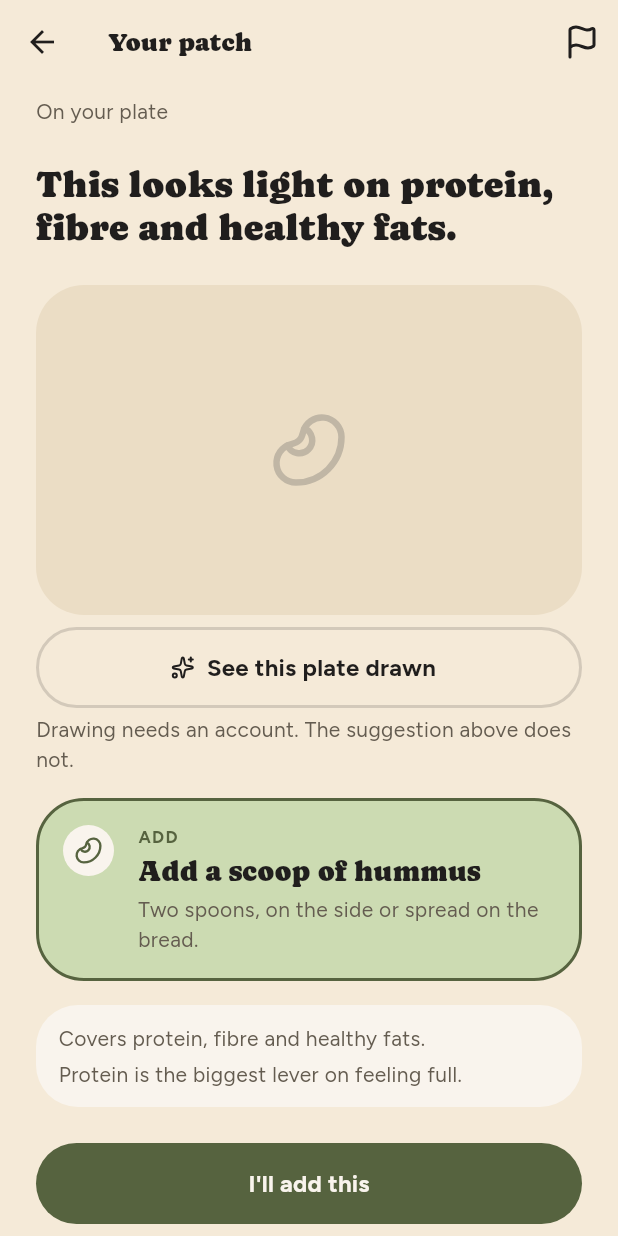
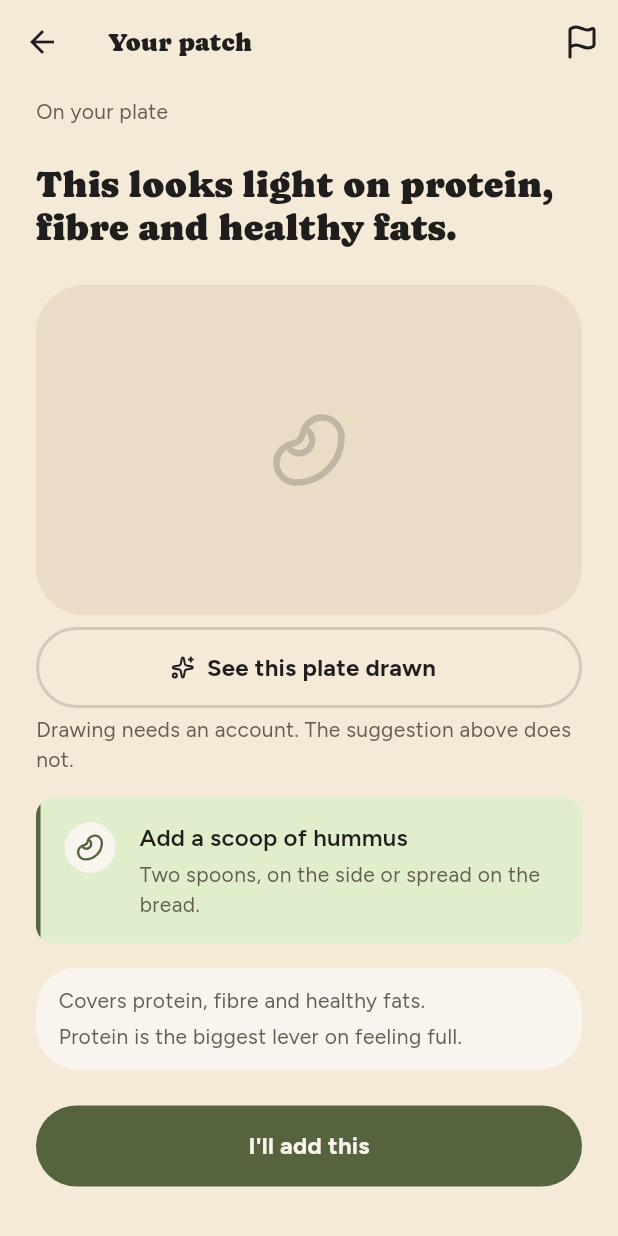
Before and after one commit to Ramy888/PlateApp, a Flutter app: the ResultScreen screen opened directly, on a phone screen of 412 x 824 dp. Run offline on Flutter 3.47's test engine with Material 3 defaults, Android fonts, the phone set to English and light mode, and no system bars; our stand-ins replace camera, flutter_riverpod, flutter_tts, google_sign_in, lucide_icons_flutter, package_info_plus and 1 more; missing offline and left inert: purchases_flutter, record; accounts and stored records are empty.

Commit message:
Mark the patch line instead of parking it on a slab
PatchHighlight wore the selected-card treatment — the full sage fill, a 2pt
sage edge, and the 32pt card radius — so the one sentence the whole app exists
to say arrived as a block of colour. It is now a soft wash at a 12pt radius
with a sage rule down the leading edge: still unmistakably the answer, no
longer shouting it.

The "ADD" label above the name is gone. Every addition in the catalogue is
already written as its own instruction, and seven of the thirty-one say Swap,
Drizzle, Sprinkle or Stir — so the label was redundant on twenty-four of them
and flatly contradicted the line beneath it on the rest ("ADD / Swap the white
rice for brown").

The name moves from the display face at 19 to the body face at 16 semibold.
These are sentences up to thirty-one characters, not headings, and Caprasimo
was never meant to carry a sentence.

The rule stretches with the copy via IntrinsicHeight — CrossAxisAlignment
alone cannot, since a Row is handed an unbounded height and has nothing to
stretch against.

The two tests that pinned the "ADD" label now assert the addition's own words
inside the widget, which is the thing worth protecting.

246 tests pass; analyzer clean.

Co-Authored-By: Claude Opus 5 (1M context) <noreply@anthropic.com>
Claude-Session: https://claude.ai/code/session_01VTEewAhGV2WpVMABzNmWUb

```diff
--- a/lib/ui/theme.dart
+++ b/lib/ui/theme.dart
@@ -67,6 +67,10 @@ const kRadius = 32.0;
 
 /// Insets, tiles, and the input field — one step tighter than a card.
 const kRadiusSmall = 28.0;
+
+/// A marked passage — the patch line. Tighter than a card on purpose: the
+/// mark is meant to sit inside the reading, not to float above it as a tile.
+const kRadiusMark = 12.0;
 
 /// Buttons, chips and tags are fully round, not merely rounded.
 const kPill = 999.0;
--- a/lib/ui/widgets/common.dart
+++ b/lib/ui/widgets/common.dart
@@ -29,8 +29,7 @@ class PlateCard extends StatelessWidget {
     required Widget child,
     EdgeInsets padding = const EdgeInsets.all(Space.md),
     VoidCallback? onTap,
-  }) =>
-      PlateCard(
+  }) => PlateCard(
     key: key,
     padding: padding,
     onTap: onTap,
@@ -45,8 +44,7 @@ class PlateCard extends StatelessWidget {
     required Widget child,
     EdgeInsets padding = const EdgeInsets.all(Space.md),
     VoidCallback? onTap,
-  }) =>
-      PlateCard(
+  }) => PlateCard(
     key: key,
     padding: padding,
     onTap: onTap,
@@ -60,8 +58,7 @@ class PlateCard extends StatelessWidget {
     Key? key,
     required Widget child,
     EdgeInsets padding = const EdgeInsets.all(Space.md),
-  }) =>
-      PlateCard(
+  }) => PlateCard(
     key: key,
     padding: padding,
     color: PlateColors.neutral100,
@@ -93,7 +90,12 @@ class PlateCard extends StatelessWidget {
 /// The small round glyph that leads a row. Always the same size, so rows line
 /// up down a list whatever they are about.
 class Lead extends StatelessWidget {
-  const Lead(this.icon, {super.key, this.tone = PlateColors.green, this.size = 19});
+  const Lead(
+    this.icon, {
+    super.key,
+    this.tone = PlateColors.green,
+    this.size = 19,
+  });
 
   final IconData icon;
   final Color tone;
@@ -182,11 +184,17 @@ class FoodTile extends StatelessWidget {
                         color: PlateColors.neutral100,
                         borderRadius: BorderRadius.circular(kRadius * 0.7),
                         border: Border.all(
-                          color: selected ? PlateColors.green : Colors.transparent,
+                          color: selected
+                              ? PlateColors.green
+                              : Colors.transparent,
                           width: 2,
                         ),
                       ),
-                      child: Icon(icon, size: 23, color: PlateColors.neutral400),
+                      child: Icon(
+                        icon,
+                        size: 23,
+                        color: PlateColors.neutral400,
+                      ),
                     ),
                     if (selected)
                       const Positioned(
@@ -235,7 +243,11 @@ class FoodTile extends StatelessWidget {
 }
 
 class _Badge extends StatelessWidget {
-  const _Badge({required this.icon, required this.background, required this.foreground});
+  const _Badge({
+    required this.icon,
+    required this.background,
+    required this.foreground,
+  });
 
   final IconData icon;
   final Color background;
@@ -296,7 +308,10 @@ class ChoiceRow extends StatelessWidget {
                   Text(title, style: Theme.of(context).textTheme.titleMedium),
                   if (subtitle != null) ...[
                     const SizedBox(height: 2),
-                    Text(subtitle!, style: Theme.of(context).textTheme.bodyMedium),
+                    Text(
+                      subtitle!,
+                      style: Theme.of(context).textTheme.bodyMedium,
+                    ),
                   ],
                 ],
               ),
@@ -305,7 +320,11 @@ class ChoiceRow extends StatelessWidget {
             if (showIndicator)
               Tick(on: selected)
             else
-              const Icon(LucideIcons.chevronRight, size: 20, color: PlateColors.inkSoft),
+              const Icon(
+                LucideIcons.chevronRight,
+                size: 20,
+                color: PlateColors.inkSoft,
+              ),
           ],
         ),
       ),
@@ -335,7 +354,11 @@ class Tick extends StatelessWidget {
         ),
       ),
       child: on
-          ? const Icon(LucideIcons.check, size: 15, color: PlateColors.neutral100)
+          ? const Icon(
+              LucideIcons.check,
+              size: 15,
+              color: PlateColors.neutral100,
+            )
           : const SizedBox.shrink(),
     );
   }
@@ -493,7 +516,10 @@ class EmptyState extends StatelessWidget {
   Widget build(BuildContext context) {
     return Center(
       child: Padding(
-        padding: const EdgeInsets.symmetric(horizontal: Space.lg, vertical: Space.xl),
+        padding: const EdgeInsets.symmetric(
+          horizontal: Space.lg,
+          vertical: Space.xl,
+        ),
         child: Column(
           mainAxisSize: MainAxisSize.min,
           children: [
@@ -508,13 +534,17 @@ class EmptyState extends StatelessWidget {
               child: Icon(icon, size: 26, color: PlateColors.green),
             ),
             const SizedBox(height: Space.md),
-            Text(title,
+            Text(
+              title,
               textAlign: TextAlign.center,
-                style: Theme.of(context).textTheme.titleLarge),
+              style: Theme.of(context).textTheme.titleLarge,
+            ),
             const SizedBox(height: Space.sm),
-            Text(message,
+            Text(
+              message,
               textAlign: TextAlign.center,
-                style: Theme.of(context).textTheme.bodyMedium),
+              style: Theme.of(context).textTheme.bodyMedium,
+            ),
             if (action != null) ...[const SizedBox(height: Space.lg), action!],
           ],
         ),
@@ -526,10 +556,20 @@ class EmptyState extends StatelessWidget {
 /// The addition, said in words.
 ///
 /// The whole app is one sentence long — "add this one thing" — and this is that
-/// sentence. It gets the selected-card treatment because it is the answer, not
-/// a detail of it, and it appears wherever a patch does: the result page, a
-/// chat reply, a spoken one. A picture alone was never enough; a generated
-/// plate shows the addition mixed in with everything else on it.
+/// sentence. It appears wherever a patch does: the result page, a chat reply, a
+/// spoken one. A picture alone was never enough; a generated plate shows the
+/// addition mixed in with everything else on it.
+///
+/// Two things this deliberately is not. It is not the selected-card treatment
+/// it used to wear — full sage fill, sage edge, the 32pt radius — which made
+/// the answer read as a slab of colour rather than as a sentence. And it
+/// carries no "ADD" label above the name: every addition in the catalogue is
+/// already written as an instruction, and seven of them say Swap, Drizzle,
+/// Sprinkle or Stir, so the label was redundant at best and contradicted the
+/// line beneath it at worst.
+///
+/// What is left is a soft wash and a sage rule down the edge — enough to mark
+/// the answer as the answer at any length the copy runs to.
 class PatchHighlight extends StatelessWidget {
   const PatchHighlight({
     super.key,
@@ -548,14 +588,28 @@ class PatchHighlight extends StatelessWidget {
 
   @override
   Widget build(BuildContext context) {
-    return Container(
-      width: double.infinity,
-      padding: EdgeInsets.all(compact ? Space.sm + 2 : Space.md),
-      decoration: BoxDecoration(
-        color: PlateColors.greenSel,
-        borderRadius: BorderRadius.circular(kRadius),
-        border: Border.all(color: PlateColors.green, width: 2),
+    final text = Theme.of(context).textTheme;
+    final pad = compact ? Space.sm + 2 : Space.md;
+
+    return ClipRRect(
+      borderRadius: BorderRadius.circular(kRadiusMark),
+      child: ColoredBox(
+        color: PlateColors.greenSoft,
+        // IntrinsicHeight so the rule can stretch to whatever height the copy
+        // turns out to need. Stretching alone is not enough — a Row is handed
+        // an unbounded height and has nothing to stretch to. The subtree is
+        // three widgets deep, so the extra pass costs nothing worth counting.
+        child: IntrinsicHeight(
+          child: Row(
+            crossAxisAlignment: CrossAxisAlignment.stretch,
+            children: [
+              const SizedBox(
+                width: 3,
+                child: ColoredBox(color: PlateColors.green),
               ),
+              Expanded(
+                child: Padding(
+                  padding: EdgeInsets.fromLTRB(pad, pad, pad, pad),
                   child: Row(
                     crossAxisAlignment: CrossAxisAlignment.start,
                     children: [
@@ -564,32 +618,24 @@ class PatchHighlight extends StatelessWidget {
                       Expanded(
                         child: Column(
                           crossAxisAlignment: CrossAxisAlignment.start,
+                          mainAxisAlignment: MainAxisAlignment.center,
                           children: [
-                Text(
-                  'ADD',
-                  style: TextStyle(
-                    fontSize: 11.5,
-                    fontWeight: FontWeight.w700,
-                    letterSpacing: 0.8,
-                    color: PlateColors.green,
-                  ),
-                ),
-                const SizedBox(height: 2),
-                Text(
-                  name,
-                  style: compact
-                      ? Theme.of(context).textTheme.titleMedium
-                      : Theme.of(context).textTheme.titleLarge,
-                ),
+                            Text(name, style: text.titleMedium),
                             if (how != null && !compact) ...[
-                  const SizedBox(height: Space.xs),
-                  Text(how!, style: Theme.of(context).textTheme.bodyMedium),
+                              const SizedBox(height: 3),
+                              Text(how!, style: text.bodyMedium),
                             ],
                           ],
                         ),
                       ),
                     ],
                   ),
+                ),
+              ),
+            ],
+          ),
+        ),
+      ),
     );
   }
 }
```
Also changed, not shown: 2 other files. Lines whose indentation alone changed are shown as unchanged.
